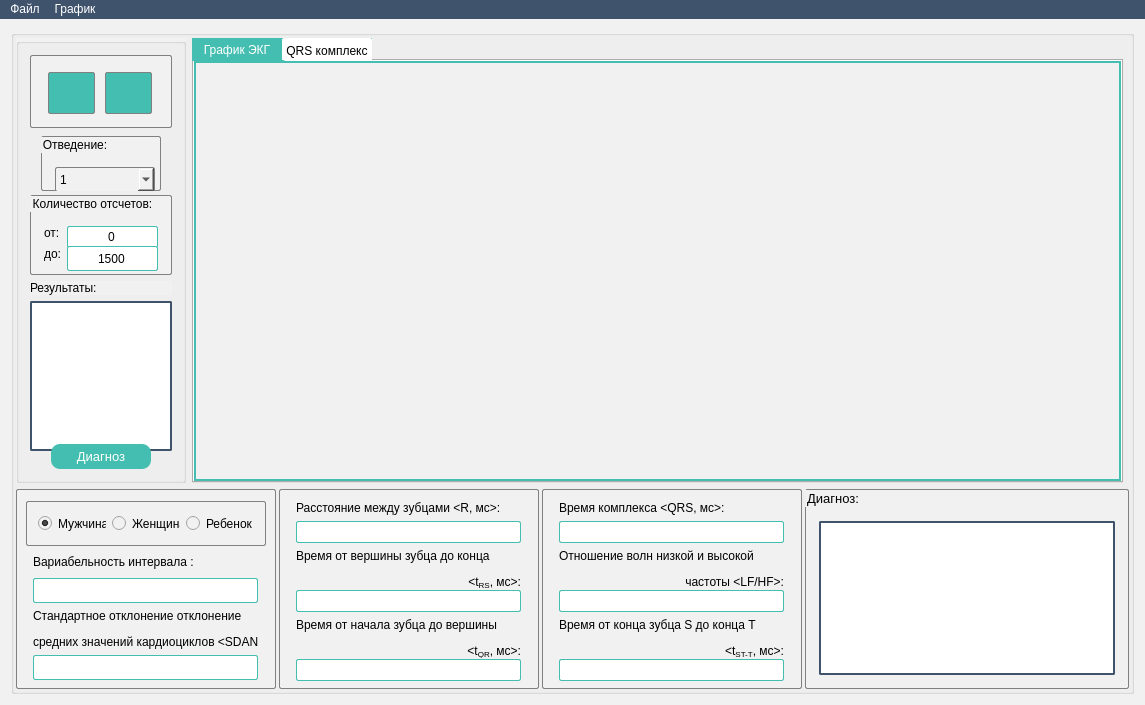
This is mainwindow.ui in mihail727/ekp as Qt 5 draws it before an edit. The edited form follows.
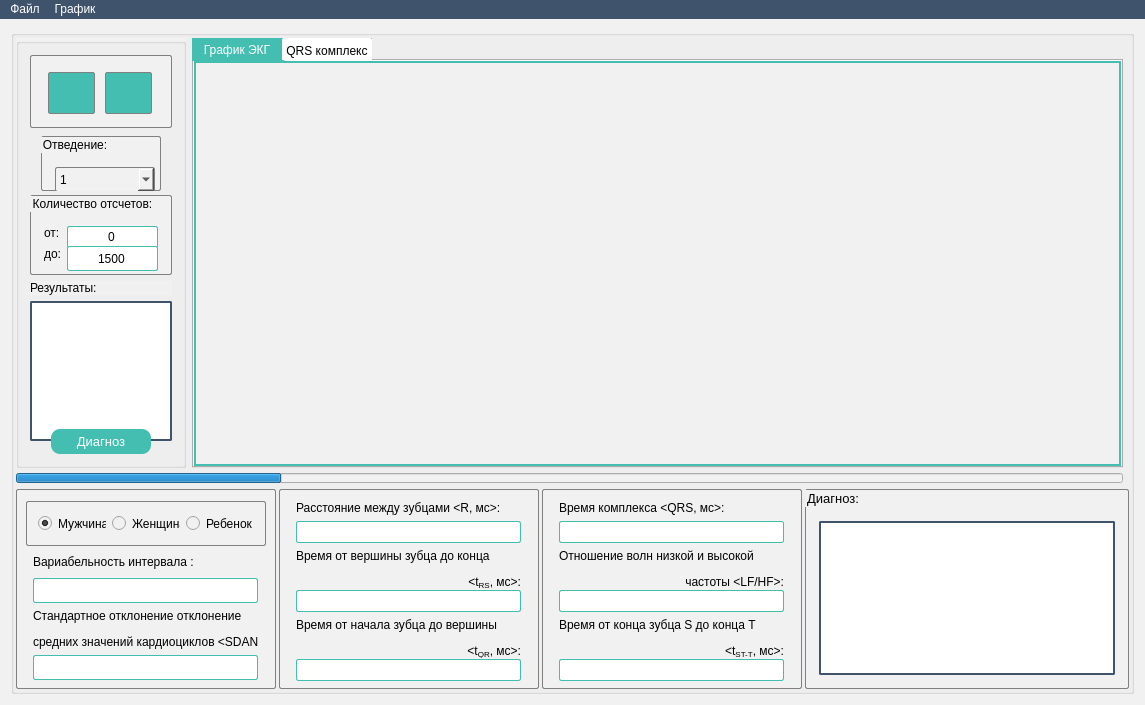
This is the edited form. Icons and pictures are not drawn.

The edit to the form file:
```diff
--- a/mainwindow.ui
+++ b/mainwindow.ui
@@ -496,7 +496,7 @@
               <property name="minimumSize">
                <size>
                 <width>0</width>
-                <height>150</height>
+                <height>140</height>
                </size>
               </property>
               <property name="maximumSize">
@@ -1367,6 +1367,22 @@
            </widget>
           </widget>
          </item>
+         <item row="1" column="0" colspan="2">
+          <widget class="QProgressBar" name="progressBar">
+           <property name="maximumSize">
+            <size>
+             <width>16777215</width>
+             <height>10</height>
+            </size>
+           </property>
+           <property name="value">
+            <number>24</number>
+           </property>
+           <property name="textVisible">
+            <bool>false</bool>
+           </property>
+          </widget>
+         </item>
         </layout>
        </item>
       </layout>
```
Left out of the diff: 2 changed lines with no effect on the pictures.
